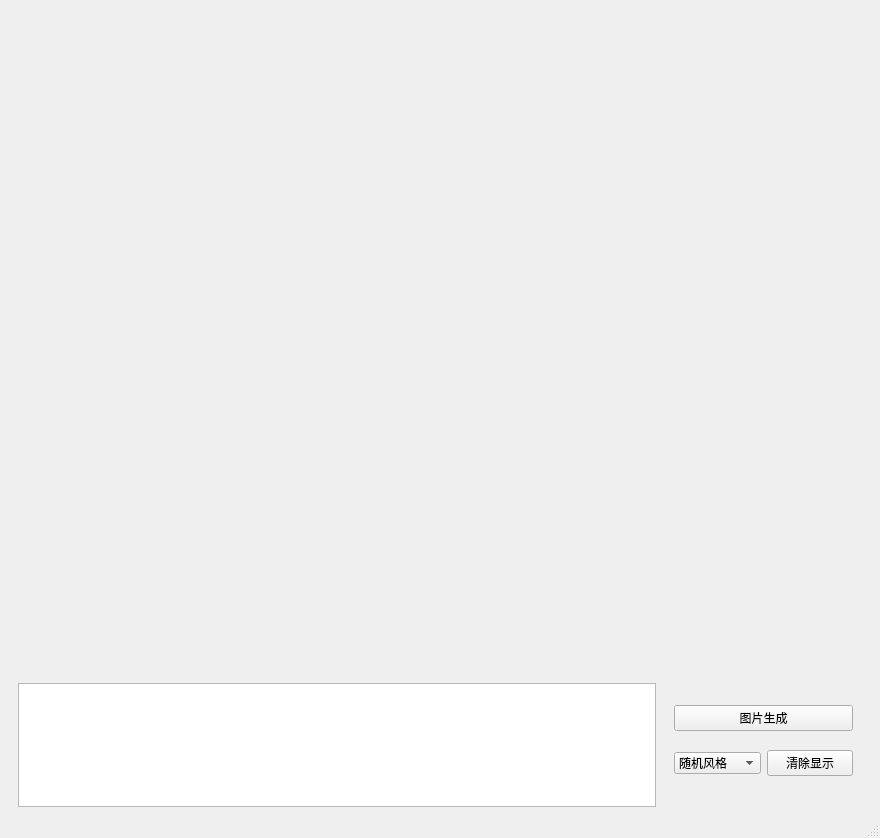
Old version of the form sdxlWebui.ui in the repository huitang96/sdxl_pyqt.
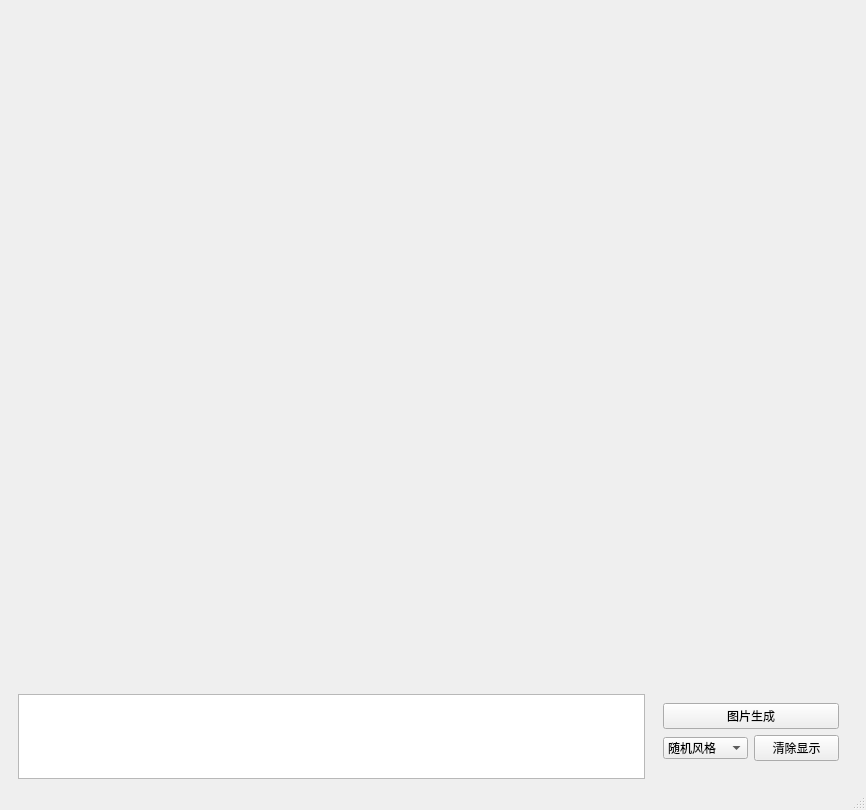
New version of the form.

```diff
--- a/sdxlWebui.ui
+++ b/sdxlWebui.ui
@@ -6,8 +6,8 @@
    <rect>
     <x>0</x>
     <y>0</y>
-    <width>880</width>
-    <height>838</height>
+    <width>866</width>
+    <height>810</height>
    </rect>
   </property>
   <property name="windowTitle">
@@ -17,7 +17,7 @@
    <layout class="QGridLayout" name="gridLayout">
     <item row="0" column="0">
      <widget class="QWidget" name="widget" native="true">
-      <layout class="QVBoxLayout" name="verticalLayout" stretch="5,1">
+      <layout class="QVBoxLayout" name="verticalLayout" stretch="8,1">
        <property name="spacing">
         <number>0</number>
        </property>
@@ -43,8 +43,8 @@
               <rect>
                <x>10</x>
                <y>10</y>
-               <width>821</width>
-               <height>621</height>
+               <width>800</width>
+               <height>640</height>
               </rect>
              </property>
              <property name="text">
```
